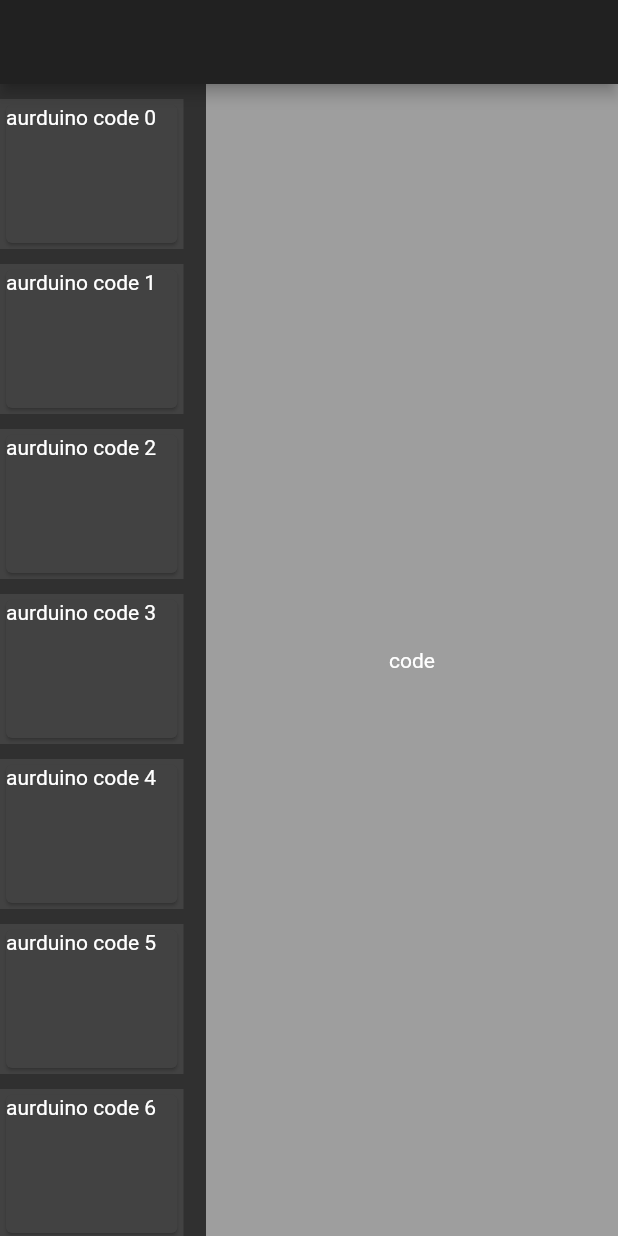
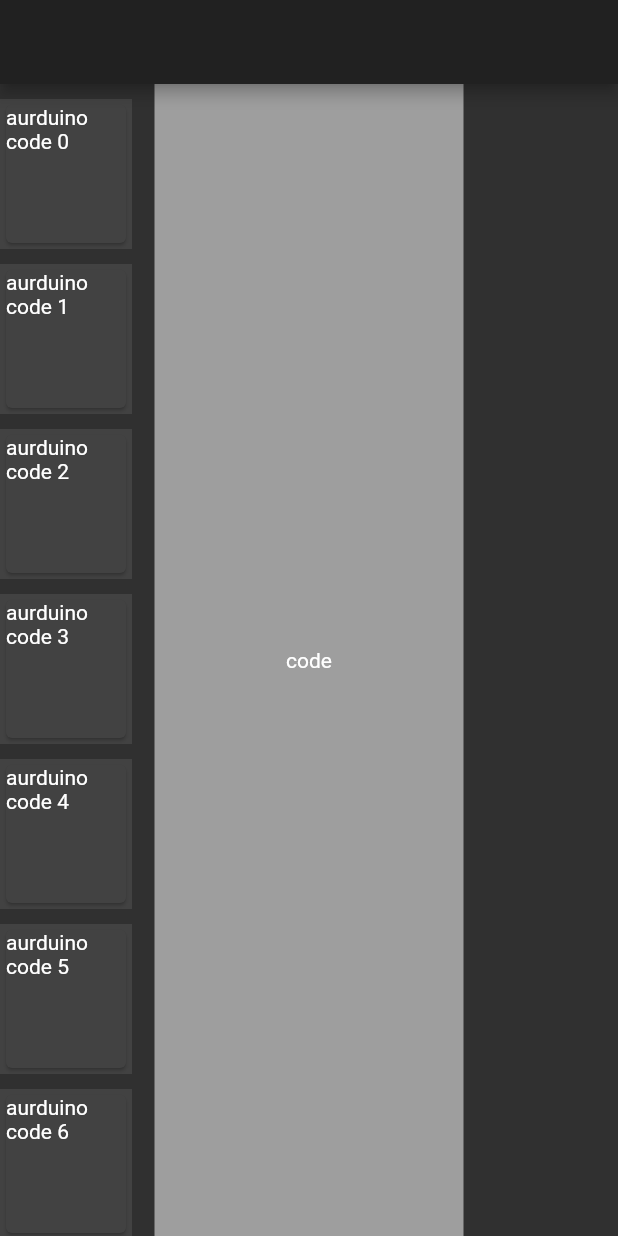
Before and after one commit to OmarHanyhassan/CYH-code-your-home, a Flutter app: the screen it shows after launch, on a phone screen of 412 x 824 dp. Run offline on Flutter 3.47's test engine with Material 2 defaults, Android fonts, the phone set to English and light mode, and no system bars.

Commit message:
fixing ui bugs

```diff
--- a/lib/main.dart
+++ b/lib/main.dart
@@ -80,12 +80,15 @@ class _HomeState extends State<Home> {
                     );
                   },
                 ),
-                Column(
-                  children: blocks,
-                ),
               ],
             ),
           ),
+          Expanded(
+            flex: 2,
+            child: ListView(
+              children: blocks,
+            ),
+          )
         ],
       ),
     );
```
